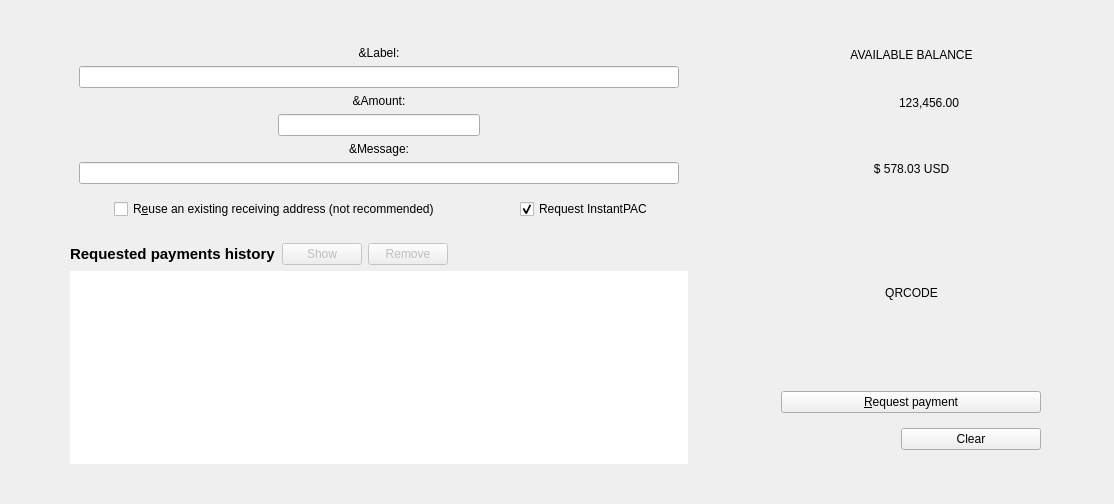
Before: the Qt Designer form src/qt/forms/receivecoinsdialog.ui in PACCommunity/PAC, drawn with Qt 5.
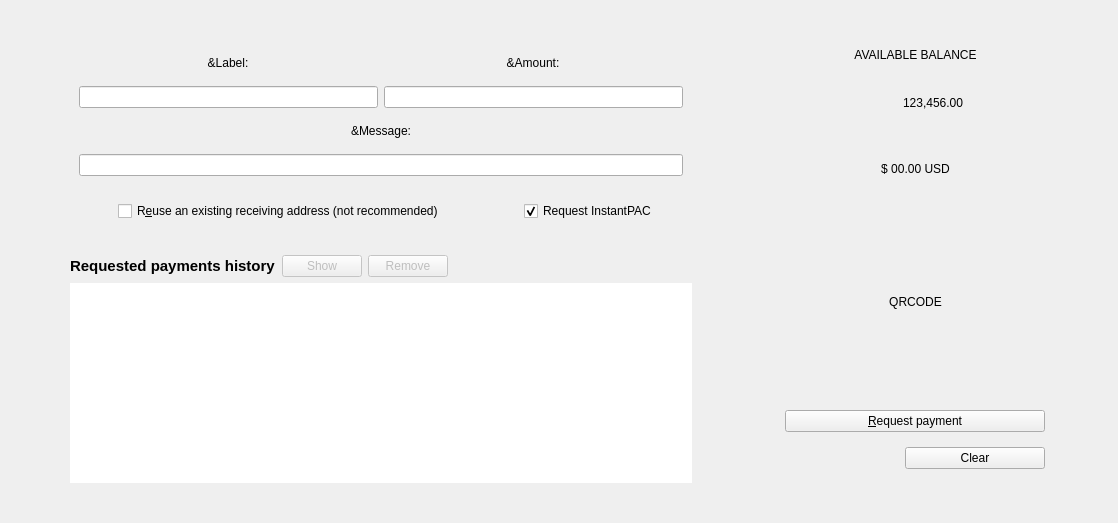
After: the same form once the commit is applied. Custom widgets are drawn as their Qt base class.

Commit message: Amount on receive and send rearrange

The edit to the form file:
```diff
--- a/src/qt/forms/receivecoinsdialog.ui
+++ b/src/qt/forms/receivecoinsdialog.ui
@@ -6,8 +6,8 @@
    <rect>
     <x>0</x>
     <y>0</y>
-    <width>986</width>
-    <height>504</height>
+    <width>1118</width>
+    <height>523</height>
    </rect>
   </property>
   <property name="sizePolicy">
@@ -71,26 +71,58 @@
            </property>
            <layout class="QVBoxLayout" name="formLayouts">
             <item>
-             <widget class="QLabel" name="label_2">
-              <property name="sizePolicy">
-               <sizepolicy hsizetype="Preferred" vsizetype="Fixed">
-                <horstretch>0</horstretch>
-                <verstretch>0</verstretch>
-               </sizepolicy>
-              </property>
-              <property name="toolTip">
-               <string>An optional label to associate with the new receiving address.</string>
-              </property>
-              <property name="text">
-               <string>&amp;Label:</string>
-              </property>
-              <property name="alignment">
-               <set>Qt::AlignCenter</set>
-              </property>
-              <property name="class" stdset="0">
-               <string>titleLabel</string>
-              </property>
-             </widget>
+             <layout class="QHBoxLayout" name="horizontalLayout_6">
+              <item>
+               <widget class="QLabel" name="label_2">
+                <property name="sizePolicy">
+                 <sizepolicy hsizetype="Preferred" vsizetype="Fixed">
+                  <horstretch>0</horstretch>
+                  <verstretch>0</verstretch>
+                 </sizepolicy>
+                </property>
+                <property name="toolTip">
+                 <string>An optional label to associate with the new receiving address.</string>
+                </property>
+                <property name="text">
+                 <string>&amp;Label:</string>
+                </property>
+                <property name="alignment">
+                 <set>Qt::AlignCenter</set>
+                </property>
+                <property name="class" stdset="0">
+                 <string>titleLabel</string>
+                </property>
+               </widget>
+              </item>
+              <item>
+               <widget class="QLabel" name="label">
+                <property name="sizePolicy">
+                 <sizepolicy hsizetype="Expanding" vsizetype="Fixed">
+                  <horstretch>0</horstretch>
+                  <verstretch>0</verstretch>
+                 </sizepolicy>
+                </property>
+                <property name="maximumSize">
+                 <size>
+                  <width>300</width>
+                  <height>16777215</height>
+                 </size>
+                </property>
+                <property name="toolTip">
+                 <string>An optional amount to request. Leave this empty or zero to not request a specific amount.</string>
+                </property>
+                <property name="text">
+                 <string>&amp;Amount:</string>
+                </property>
+                <property name="alignment">
+                 <set>Qt::AlignCenter</set>
+                </property>
+                <property name="class" stdset="0">
+                 <string>titleLabel</string>
+                </property>
+               </widget>
+              </item>
+             </layout>
             </item>
             <item>
              <layout class="QHBoxLayout" name="labelLayout">
@@ -125,32 +157,6 @@
                 </property>
                </widget>
               </item>
-             </layout>
-            </item>
-            <item>
-             <widget class="QLabel" name="label">
-              <property name="sizePolicy">
-               <sizepolicy hsizetype="Preferred" vsizetype="Fixed">
-                <horstretch>0</horstretch>
-                <verstretch>0</verstretch>
-               </sizepolicy>
-              </property>
-              <property name="toolTip">
-               <string>An optional amount to request. Leave this empty or zero to not request a specific amount.</string>
-              </property>
-              <property name="text">
-               <string>&amp;Amount:</string>
-              </property>
-              <property name="alignment">
-               <set>Qt::AlignCenter</set>
-              </property>
-              <property name="class" stdset="0">
-               <string>titleLabel</string>
-              </property>
-             </widget>
-            </item>
-            <item>
-             <layout class="QHBoxLayout" name="amountLayout">
               <item>
                <widget class="BitcoinAmountField" name="reqAmount">
                 <property name="sizePolicy">
@@ -167,7 +173,7 @@
                 </property>
                 <property name="maximumSize">
                  <size>
-                  <width>16777215</width>
+                  <width>300</width>
                   <height>16777215</height>
                  </size>
                 </property>
@@ -175,9 +181,7 @@
                  <string>An optional amount to request. Leave this empty or zero to not request a specific amount.</string>
                 </property>
                 <property name="styleSheet">
-                 <string notr="true">width:200px !important;
-max-width:400px !important;
-</string>
+                 <string notr="true"/>
                 </property>
                 <property name="class" stdset="0">
                  <string>LineEdit</string>
@@ -594,7 +598,7 @@
             </size>
            </property>
            <property name="text">
-            <string>$ 578.03 USD</string>
+            <string>$ 00.00 USD</string>
            </property>
            <property name="alignment">
             <set>Qt::AlignCenter</set>
```
Left out of the diff: 236 changed lines with no effect on the pictures. The commit also changes 2 other files.
